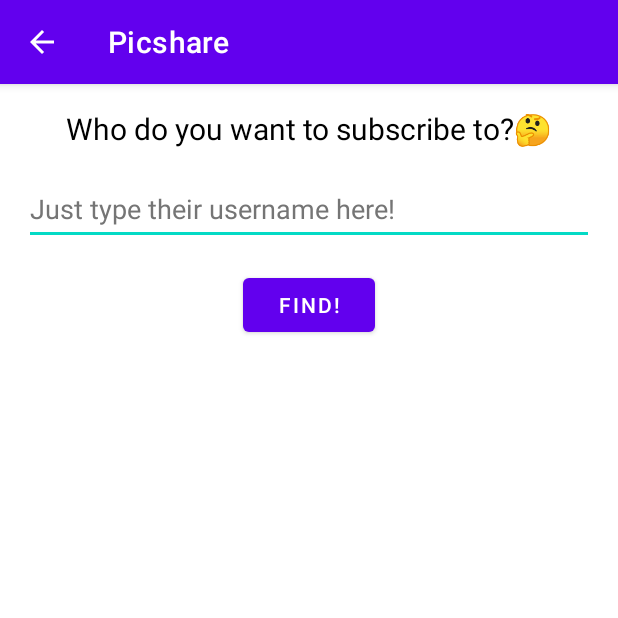
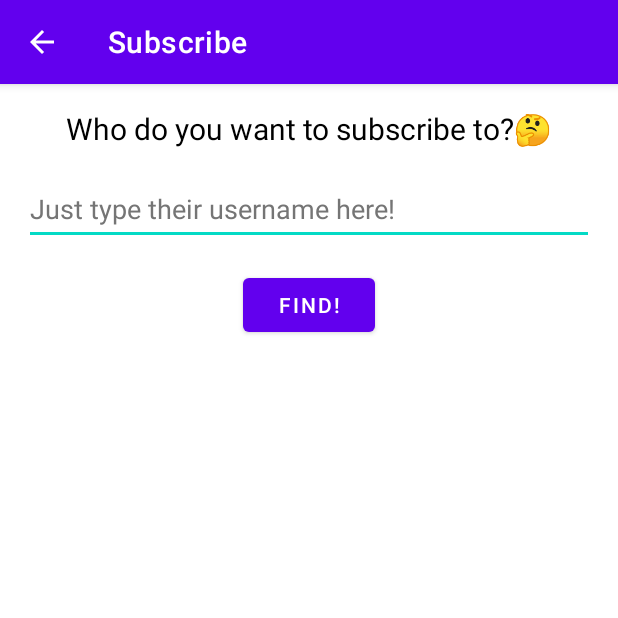
Before and after one commit to pmvs-2021/labrabota11gruppa12-picshare, an Android app: the SearchActivity screen opened directly, with no data from a screen before it, on a phone screen of 412 x 824 dp, the top half of it. Run offline under Robolectric (Android 15) with nearby library versions, the phone set to English and light mode, and no system bars.

Commit message:
title added

```diff
--- a/Picshare/app/src/main/java/com/example/picshare/activities/SearchActivity.kt
+++ b/Picshare/app/src/main/java/com/example/picshare/activities/SearchActivity.kt
@@ -21,6 +21,7 @@ class SearchActivity : AppCompatActivity() {
     override fun onCreate(savedInstanceState: Bundle?) {
         super.onCreate(savedInstanceState)
         setContentView(R.layout.activity_search)
+        setTitle(R.string.subscribe_title)
         bindLateinits()
         setListeners()
     }
--- a/Picshare/app/src/main/res/values/strings.xml
+++ b/Picshare/app/src/main/res/values/strings.xml
@@ -15,4 +15,5 @@
     <string name="user_not_found_msg">This user is not found \uD83D\uDE14</string>
     <string name="already_subscribed_msg">You\'re already subscribed to this account!</string>
     <string name="successfully_subscribed_msg">Successfully subscribed</string>
+    <string name="subscribe_title">Subscribe</string>
 </resources>
```
